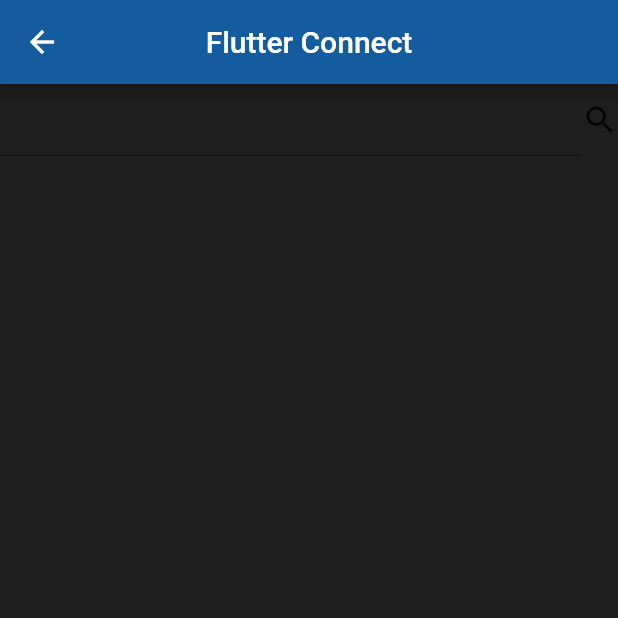
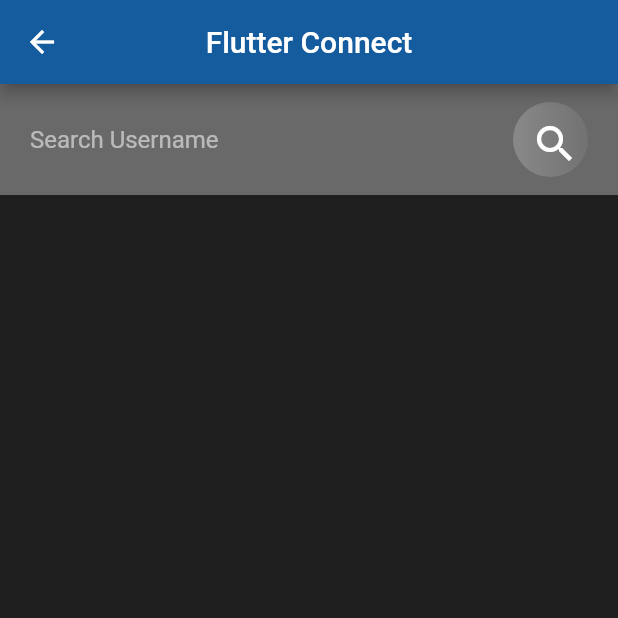
Before and after one commit to keithchad/chat_app, a Flutter app: the Search screen opened directly, on a phone screen of 412 x 824 dp, the top half of it. Run offline on Flutter 3.47's test engine with Material 2 defaults, Android fonts, the phone set to English and light mode, and no system bars; our stand-ins replace firebase_auth, firebase_core; accounts and stored records are empty.

Commit message:
creating search screen

```diff
--- a/lib/main.dart
+++ b/lib/main.dart
@@ -1,6 +1,7 @@
 import 'package:chat_app/helper/authenticate.dart';
 import 'package:chat_app/pages/authentication/signin_screen.dart';
 import 'package:chat_app/pages/authentication/signup_screen.dart';
+import 'package:chat_app/pages/search.dart';
 import 'package:firebase_core/firebase_core.dart';
 import 'package:flutter/material.dart';
 
@@ -16,13 +17,13 @@ class MyApp extends StatelessWidget {
   Widget build(BuildContext context) {
     return MaterialApp(
       debugShowCheckedModeBanner: false,
-      title: 'Flutter Demo',
+      title: 'Flutter Connect',
       theme: ThemeData(
         primaryColor: Color(0xFF145C9E),
         scaffoldBackgroundColor: Color(0xFF1F1F1F),
         primarySwatch: Colors.blue,
       ),
-      home: Authenticate(),
+      home: Search(),
     );
   }
 }
--- a/lib/pages/search.dart
+++ b/lib/pages/search.dart
@@ -7,6 +7,8 @@ class Search extends StatefulWidget {
 }
 
 class _SearchState extends State<Search> {
+  TextEditingController textSearch = new TextEditingController();
+
   @override
   Widget build(BuildContext context) {
     return Scaffold(
@@ -14,13 +16,43 @@ class _SearchState extends State<Search> {
       body: Container(
         child: Column(
           children: [
-            Row(
-              children: [
-                Expanded(
-                  child: TextField(),
-                ),
-                Icon(Icons.search),
-              ],
+            Container(
+              color: Color(0x54FFFFFF),
+              padding: EdgeInsets.symmetric(horizontal: 20.0, vertical: 12.0),
+              child: Row(
+                children: [
+                  Expanded(
+                    child: TextField(
+                      controller: textSearch,
+                      style: TextStyle(
+                        color: Colors.white,
+                      ),
+                      decoration: InputDecoration(
+                        hintText: "Search Username",
+                        hintStyle: TextStyle(
+                          color: Colors.white54,
+                        ),
+                        border: InputBorder.none,
+                      ),
+                    ),
+                  ),
+                  Container(
+                    height: 50.0,
+                    width: 50.0,
+                    decoration: BoxDecoration(
+                      gradient: LinearGradient(
+                          colors: [Color(0x36FFFFFF), Color(0x0FFFFFFF)]),
+                      borderRadius: BorderRadius.circular(40.0),
+                    ),
+                    padding: EdgeInsets.all(12.0),
+                    child: Icon(
+                      Icons.search,
+                      color: Colors.white,
+                      size: 32.0,
+                    ),
+                  ),
+                ],
+              ),
             ),
           ],
         ),
```
